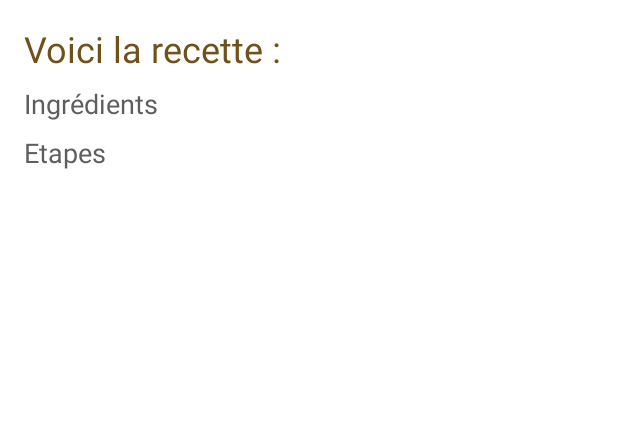
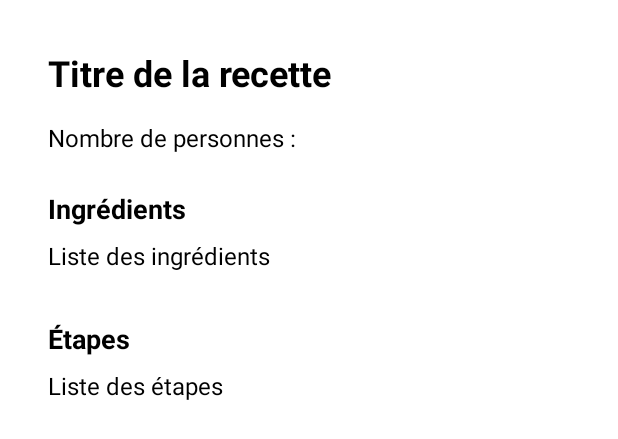
Before and after one commit to Kev7F/hello_world, an Android app: the layout recette_activity_layout.xml on its own in the app's theme, with its tools: preview values and no code run, on a phone screen of 412 x 824 dp. Shown: the top 439 px of the screen. Run offline under Robolectric (Android 15) with nearby library versions, the phone set to English and light mode, and no system bars.

Commit message:
Premier affichage de la recette (non terminé)

```diff
--- a/app/src/main/AndroidManifest.xml
+++ b/app/src/main/AndroidManifest.xml
@@ -28,6 +28,7 @@
         <activity android:name=".IconePropositionActivity" />
         <activity android:name=".IconeFavorisActivity" />
         <activity android:name=".resultat_recherche_ingredient_activity" />
+        <activity android:name=".recette_activity" />
 
     </application>
 
--- a/app/src/main/java/com/example/helloworld/MainActivity.java
+++ b/app/src/main/java/com/example/helloworld/MainActivity.java
@@ -91,7 +91,7 @@ public class MainActivity extends AppCompatActivity {
             db.textDao().insertText(Lasagnes);
 
             TextEntity pate_carbo = new TextEntity();
-            pate_carbo.nom_recette = "Pâte Carbonara";
+            pate_carbo.nom_recette = "Pate Carbonara";
             db.textDao().insertText(pate_carbo);
 
             //Affichage du nom Lasagnes à partir de la database
--- a/app/src/main/java/com/example/helloworld/recherche_un_plat_activity.java
+++ b/app/src/main/java/com/example/helloworld/recherche_un_plat_activity.java
@@ -102,6 +102,7 @@ public class recherche_un_plat_activity extends AppCompatActivity
         //affichage de la boite de dialogue qui contient le filtres selectionnables quand on clique sur le bouton
         boutonFiltres.setOnClickListener(v -> afficherFiltreDialog());
 
+        //Définition de l'action du bouton appliquer
         Button btnApply = findViewById(R.id.appliquer);
         btnApply.setOnClickListener(v -> {
 
@@ -160,9 +161,9 @@ public class recherche_un_plat_activity extends AppCompatActivity
                                 // Affichage du toast pour tester si le clic est capté
                                 Toast.makeText(this, "Ajouté aux favoris", Toast.LENGTH_SHORT).show();
 
+                                //String "recette1;recette2"
                                 // Vous pouvez ajouter la logique ici pour réellement ajouter à vos favoris
                             });
-
 
                             LinearLayout.LayoutParams buttonParams = new LinearLayout.LayoutParams(
                                     LinearLayout.LayoutParams.WRAP_CONTENT,
@@ -185,6 +186,9 @@ public class recherche_un_plat_activity extends AppCompatActivity
                             // Ajouter un écouteur de clic pour le bouton "Détails"
                             detailsButton.setOnClickListener(btn -> {
                                 Toast.makeText(this, "Détails pour " + name, Toast.LENGTH_SHORT).show();
+                                Intent intent_details = new Intent(this, recette_activity.class); // Remplacez par le nom réel de votre classe
+                                intent_details.putExtra("recipeName", name); // Passer le nom de la recette si nécessaire
+                                startActivity(intent_details);
                             });
 
                             // Ajouter les vues au LinearLayout
--- a/app/src/main/java/database/TextDao.java
+++ b/app/src/main/java/database/TextDao.java
@@ -44,4 +44,8 @@ public interface TextDao {
 
     @Query("SELECT * FROM TextEntity WHERE id = :id")
     TextEntity getEntityById(int id);
+
+    @Query("SELECT * FROM TextEntity WHERE nom_recette = :nomRecette LIMIT 1")
+    TextEntity getEntityByName(String nomRecette);
+
 }
--- a/app/src/main/res/layout/recette_activity_layout.xml
+++ b/app/src/main/res/layout/recette_activity_layout.xml
@@ -1,39 +1,82 @@
 <?xml version="1.0" encoding="utf-8"?>
-<androidx.constraintlayout.widget.ConstraintLayout xmlns:android="http://schemas.android.com/apk/res/android"
+<androidx.constraintlayout.widget.ConstraintLayout
+    xmlns:android="http://schemas.android.com/apk/res/android"
     android:layout_width="match_parent"
-    android:layout_height="match_parent">
+    android:layout_height="match_parent"
+    android:padding="16dp">
 
+    <ScrollView
+        android:layout_width="match_parent"
+        android:layout_height="match_parent"
+        android:fillViewport="true">
 
         <LinearLayout
             android:layout_width="match_parent"
-        android:layout_height="match_parent"
+            android:layout_height="wrap_content"
             android:orientation="vertical"
             android:padding="16dp">
 
+            <!-- Titre de la recette -->
             <TextView
                 android:id="@+id/titre_recette_activity"
                 android:layout_width="match_parent"
                 android:layout_height="wrap_content"
                 android:textSize="24sp"
-            style="@style/style_ecriture_titres"
-            android:text="Voici la recette : "
-            android:layout_marginBottom="8dp" />
+                android:textStyle="bold"
+                android:textColor="@color/black"
+                android:layout_marginBottom="16dp"
+                android:text="Titre de la recette" />
+
+            <!-- Nombre de personnes -->
+            <TextView
+                android:id="@+id/nbr_personnes"
+                android:layout_width="match_parent"
+                android:layout_height="wrap_content"
+                android:textSize="16sp"
+                android:textColor="@color/black"
+                android:layout_marginBottom="8dp"
+                android:text="Nombre de personnes : " />
+
+            <!-- Section des ingrédients -->
+            <TextView
+                android:id="@+id/ingredients_label"
+                android:layout_width="match_parent"
+                android:layout_height="wrap_content"
+                android:textSize="18sp"
+                android:textStyle="bold"
+                android:textColor="@color/black"
+                android:layout_marginTop="16dp"
+                android:layout_marginBottom="8dp"
+                android:text="Ingrédients" />
 
             <TextView
                 android:id="@+id/ingredients"
-            android:text="Ingrédients"
-            style="@style/style_ecriture_contenu_recette"
                 android:layout_width="match_parent"
                 android:layout_height="wrap_content"
-            android:layout_marginBottom="8dp" />
+                android:textSize="16sp"
+                android:textColor="@color/black"
+                android:layout_marginBottom="16dp"
+                android:text="Liste des ingrédients" />
+
+            <!-- Section des étapes -->
+            <TextView
+                android:id="@+id/etapes_label"
+                android:layout_width="match_parent"
+                android:layout_height="wrap_content"
+                android:textSize="18sp"
+                android:textStyle="bold"
+                android:textColor="@color/black"
+                android:layout_marginTop="16dp"
+                android:layout_marginBottom="8dp"
+                android:text="Étapes" />
 
             <TextView
                 android:id="@+id/etapes_recette"
-            android:text="Etapes"
-            style="@style/style_ecriture_contenu_recette"
                 android:layout_width="match_parent"
                 android:layout_height="wrap_content"
-            android:layout_marginBottom="8dp" />
+                android:textSize="16sp"
+                android:textColor="@color/black"
+                android:text="Liste des étapes" />
         </LinearLayout>
-
+    </ScrollView>
 </androidx.constraintlayout.widget.ConstraintLayout>
```
Also changed, not shown: app/src/main/java/com/example/helloworld/recette_activity.java (+37 -2 lines), app/src/main/java/database/TextEntity.java (+12 -0 lines). Lines whose indentation alone changed are shown as unchanged.
